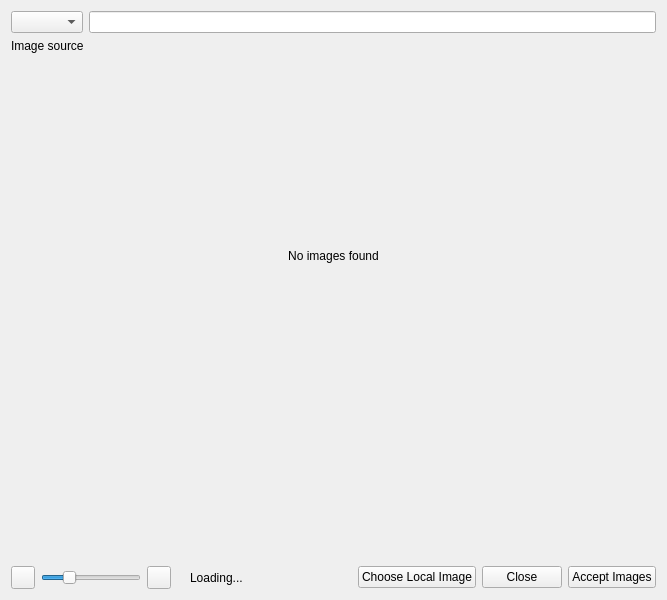
Old version of the form src/globals/ImageDialog.ui in the repository Komet/MediaElch.
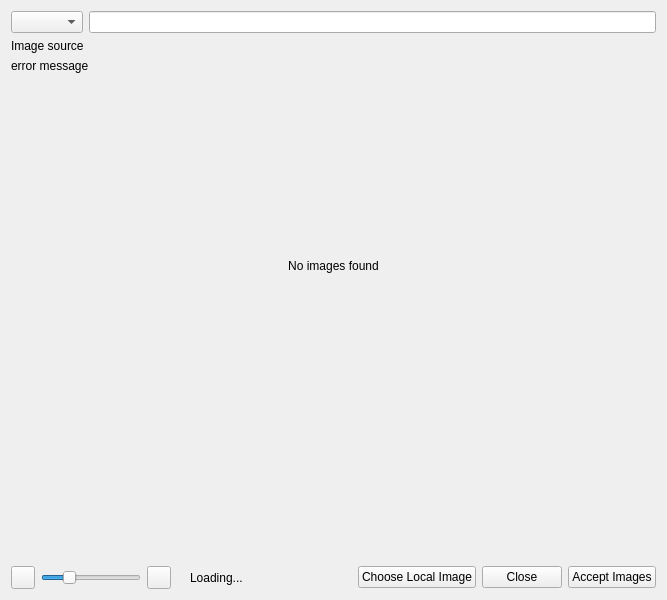
New version of the form. Icons and pictures are not drawn. Custom widgets are drawn as their Qt base class.

Commit message: [ImageDialog] Report errors to UI

```diff
--- a/src/globals/ImageDialog.ui
+++ b/src/globals/ImageDialog.ui
@@ -19,7 +19,7 @@
   <property name="modal">
    <bool>true</bool>
   </property>
-  <layout class="QVBoxLayout" name="verticalLayout" stretch="0,0,1,0,0">
+  <layout class="QVBoxLayout" name="verticalLayout" stretch="0,0,0,1,0,0">
    <item>
     <layout class="QHBoxLayout" name="horizontalLayout_2">
      <item>
@@ -44,6 +44,13 @@
      </property>
     </widget>
    </item>
+   <item>
+    <widget class="QLabel" name="lblErrorMessage">
+     <property name="text">
+      <string notr="true">error message</string>
+     </property>
+    </widget>
+   </item>
    <item>
     <widget class="QStackedWidget" name="stackedWidget">
      <property name="autoFillBackground">
```
The commit also changes 2 other files.
